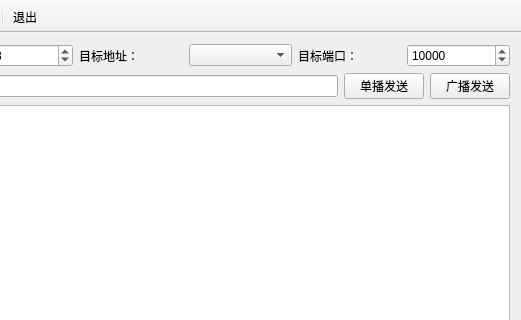
The window that QtUdpEx/ExTrans/ExTrans.ui (XMuli/QtExamples) describes before a commit, drawn with Qt 5; both pictures show x 150 to 671 and y 0 to 320 of the 671 by 448 pixel window.
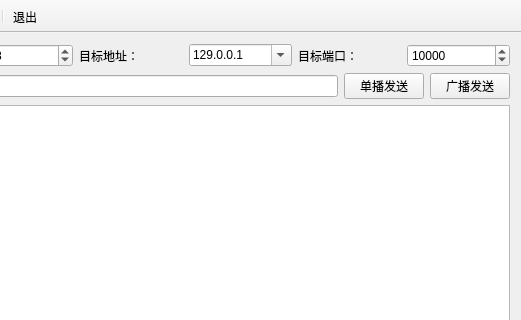
The same window after the commit. Icons and pictures are not drawn.

What changed in the file:
```diff
--- a/QtUdpEx/ExTrans/ExTrans.ui
+++ b/QtUdpEx/ExTrans/ExTrans.ui
@@ -48,7 +48,14 @@
          </widget>
         </item>
         <item>
-         <widget class="QComboBox" name="comboBox"/>
+         <widget class="QComboBox" name="comboBoxIp">
+          <property name="editable">
+           <bool>true</bool>
+          </property>
+          <property name="currentText">
+           <string>129.0.0.1</string>
+          </property>
+         </widget>
         </item>
        </layout>
       </item>
```
Left out of the diff: 8 changed lines with no effect on the pictures.
